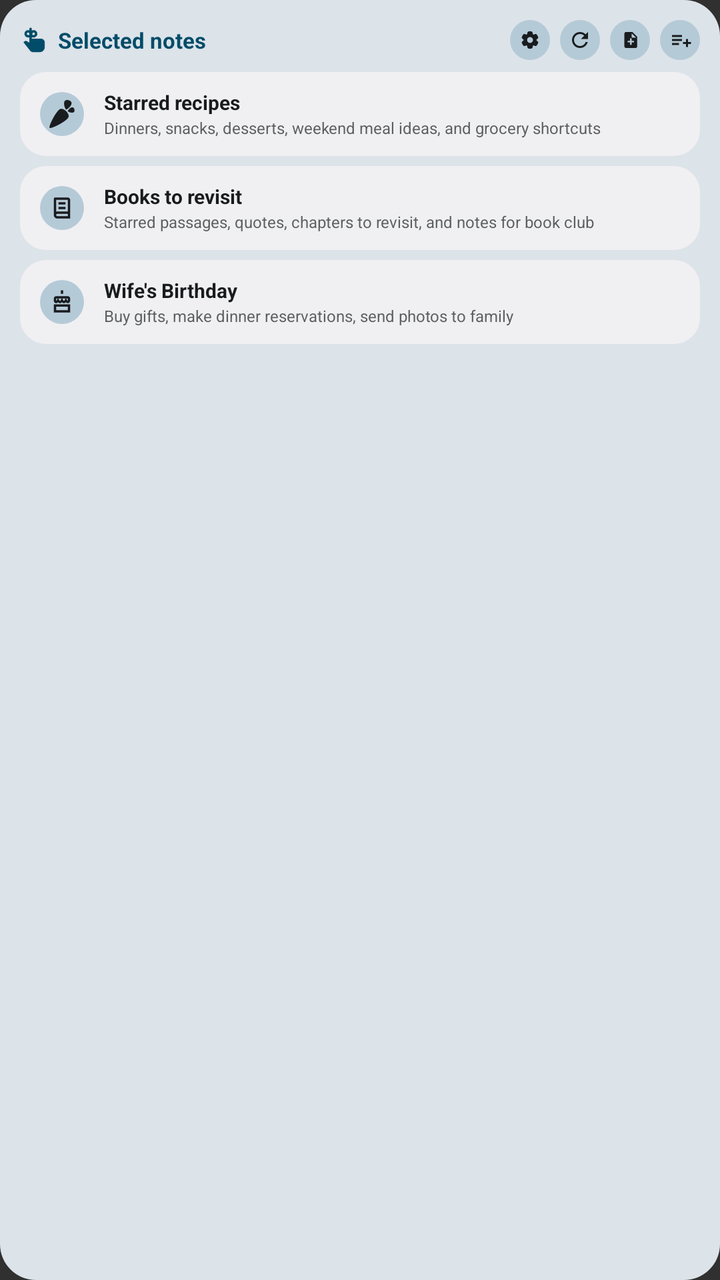
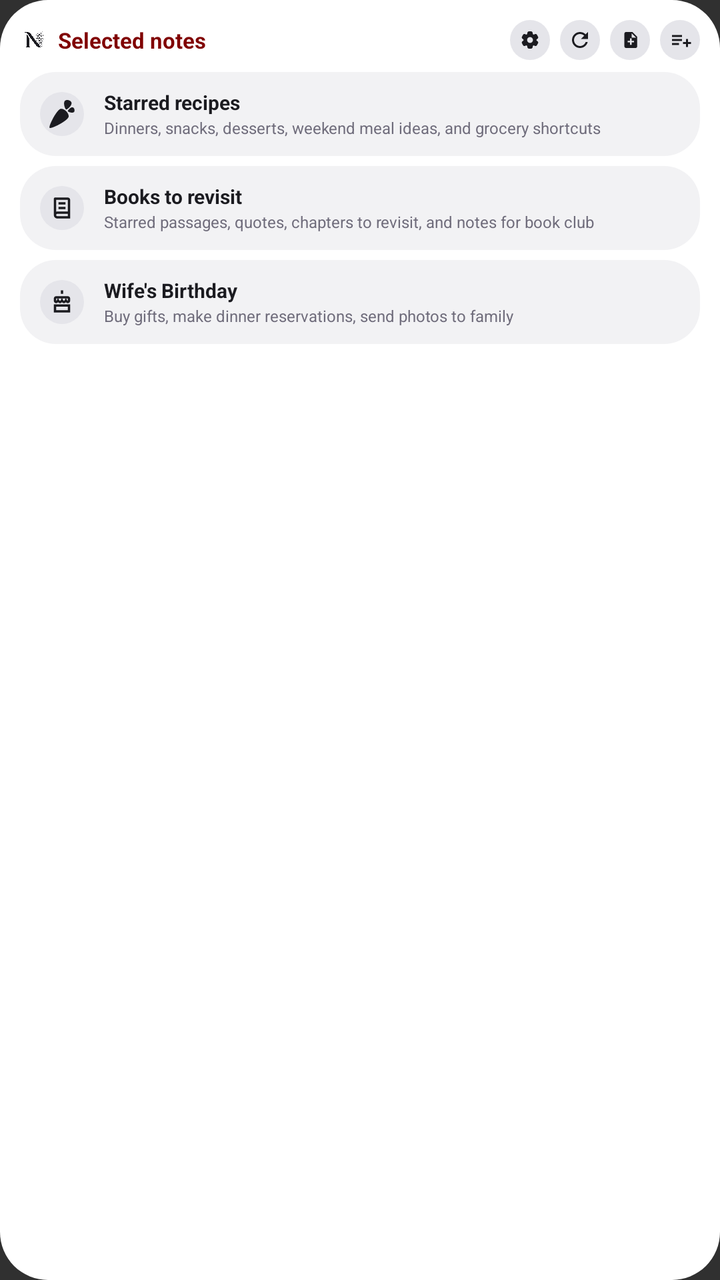

An Android layout rendered at two revisions. The XML below is the earlier revision; the diff shows what the commit changed to produce the second picture.
<!-- AndroidManifest.xml: application theme Theme.Notas -->
<!-- res/layout/widget_preview_selected.xml -->
<?xml version="1.0" encoding="utf-8"?>
<LinearLayout xmlns:android="http://schemas.android.com/apk/res/android"
    xmlns:tools="http://schemas.android.com/tools"
    android:layout_width="360dp"
    android:layout_height="180dp"
    android:background="@drawable/widget_preview_background"
    android:orientation="vertical"
    android:padding="10dp"
    tools:ignore="HardcodedText,SmallSp,UseAppTint">

    <LinearLayout
        android:layout_width="match_parent"
        android:layout_height="20dp"
        android:gravity="center_vertical"
        android:orientation="horizontal">

        <ImageView
            android:layout_width="14dp"
            android:layout_height="14dp"
            android:layout_marginEnd="5dp"
            android:contentDescription="@null"
            android:src="@drawable/ic_stat_remember"
            android:tint="@color/widget_preview_primary" />

        <TextView
            android:layout_width="0dp"
            android:layout_height="wrap_content"
            android:layout_weight="1"
            android:ellipsize="end"
            android:singleLine="true"
            android:text="@string/widget_selected_label"
            android:textColor="@color/widget_preview_primary"
            android:textSize="11sp"
            android:textStyle="bold" />

        <ImageView
            android:layout_width="20dp"
            android:layout_height="20dp"
            android:background="@drawable/widget_preview_small_action"
            android:contentDescription="@string/widget_configure_cd"
            android:padding="3.5dp"
            android:src="@drawable/ic_widget_settings"
            android:tint="@color/widget_preview_on_surface" />

        <ImageView
            android:layout_width="20dp"
            android:layout_height="20dp"
            android:layout_marginStart="5dp"
            android:background="@drawable/widget_preview_small_action"
            android:contentDescription="@string/widget_refresh_cd"
            android:padding="4dp"
            android:src="@drawable/ic_widget_refresh"
            android:tint="@color/widget_preview_on_surface" />

        <ImageView
            android:layout_width="20dp"
            android:layout_height="20dp"
            android:layout_marginStart="5dp"
            android:background="@drawable/widget_preview_small_action"
            android:contentDescription="@string/widget_create_new_note"
            android:padding="4dp"
            android:src="@drawable/ic_widget_note_add"
            android:tint="@color/widget_preview_on_surface" />

        <ImageView
            android:layout_width="20dp"
            android:layout_height="20dp"
            android:layout_marginStart="5dp"
            android:background="@drawable/widget_preview_small_action"
            android:contentDescription="@string/widget_create_new_list"
            android:padding="4dp"
            android:src="@drawable/ic_widget_list_add"
            android:tint="@color/widget_preview_on_surface" />
    </LinearLayout>

    <LinearLayout
        android:layout_width="match_parent"
        android:layout_height="42dp"
        android:layout_marginTop="6dp"
        android:background="@drawable/widget_preview_card"
        android:gravity="center_vertical"
        android:orientation="horizontal"
        android:paddingHorizontal="10dp">

        <ImageView
            android:layout_width="22dp"
            android:layout_height="22dp"
            android:background="@drawable/widget_preview_icon_circle"
            android:contentDescription="@null"
            android:padding="4dp"
            android:src="@drawable/ic_brand_instacart"
            android:tint="@color/widget_preview_on_surface" />

        <LinearLayout
            android:layout_width="0dp"
            android:layout_height="wrap_content"
            android:layout_marginStart="10dp"
            android:layout_weight="1"
            android:orientation="vertical">

            <TextView
                android:layout_width="match_parent"
                android:layout_height="14dp"
                android:ellipsize="end"
                android:singleLine="true"
                android:text="Starred recipes"
                android:textColor="@color/widget_preview_on_surface"
                android:textSize="10sp"
                android:textStyle="bold" />

            <TextView
                android:layout_width="match_parent"
                android:layout_height="11dp"
                android:ellipsize="end"
                android:singleLine="true"
                android:text="Dinners, snacks, desserts, weekend meal ideas, and grocery shortcuts"
                android:textColor="@color/widget_preview_muted"
                android:textSize="8sp" />
        </LinearLayout>

    </LinearLayout>

    <LinearLayout
        android:layout_width="match_parent"
        android:layout_height="42dp"
        android:layout_marginTop="5dp"
        android:background="@drawable/widget_preview_card"
        android:gravity="center_vertical"
        android:orientation="horizontal"
        android:paddingHorizontal="10dp">

        <ImageView
            android:layout_width="22dp"
            android:layout_height="22dp"
            android:background="@drawable/widget_preview_icon_circle"
            android:contentDescription="@null"
            android:padding="4dp"
            android:src="@drawable/ic_widget_preview_book"
            android:tint="@color/widget_preview_on_surface" />

        <LinearLayout
            android:layout_width="0dp"
            android:layout_height="wrap_content"
            android:layout_marginStart="10dp"
            android:layout_weight="1"
            android:orientation="vertical">

            <TextView
                android:layout_width="match_parent"
                android:layout_height="14dp"
                android:ellipsize="end"
                android:singleLine="true"
                android:text="Books to revisit"
                android:textColor="@color/widget_preview_on_surface"
                android:textSize="10sp"
                android:textStyle="bold" />

            <TextView
                android:layout_width="match_parent"
                android:layout_height="11dp"
                android:ellipsize="end"
                android:singleLine="true"
                android:text="Starred passages, quotes, chapters to revisit, and notes for book club"
                android:textColor="@color/widget_preview_muted"
                android:textSize="8sp" />
        </LinearLayout>

    </LinearLayout>

    <LinearLayout
        android:layout_width="match_parent"
        android:layout_height="42dp"
        android:layout_marginTop="5dp"
        android:background="@drawable/widget_preview_card"
        android:gravity="center_vertical"
        android:orientation="horizontal"
        android:paddingHorizontal="10dp">

        <ImageView
            android:layout_width="22dp"
            android:layout_height="22dp"
            android:background="@drawable/widget_preview_icon_circle"
            android:contentDescription="@null"
            android:padding="4dp"
            android:src="@drawable/ic_widget_preview_cake"
            android:tint="@color/widget_preview_on_surface" />

        <LinearLayout
            android:layout_width="0dp"
            android:layout_height="wrap_content"
            android:layout_marginStart="10dp"
            android:layout_weight="1"
            android:orientation="vertical">

            <TextView
                android:layout_width="match_parent"
                android:layout_height="14dp"
                android:ellipsize="end"
                android:singleLine="true"
                android:text="Wife's Birthday"
                android:textColor="@color/widget_preview_on_surface"
                android:textSize="10sp"
                android:textStyle="bold" />

            <TextView
                android:layout_width="match_parent"
                android:layout_height="11dp"
                android:ellipsize="end"
                android:singleLine="true"
                android:text="Buy gifts, make dinner reservations, send photos to family"
                android:textColor="@color/widget_preview_muted"
                android:textSize="8sp" />
        </LinearLayout>

    </LinearLayout>
</LinearLayout>
<!-- resources referenced by this layout -->
<resources>
  <color name="widget_preview_muted">@android:color/system_neutral1_600</color>
  <color name="widget_preview_on_surface">@android:color/system_neutral1_900</color>
  <color name="widget_preview_primary">@android:color/system_accent1_700</color>
  <!-- drawable ic_stat_remember: png bitmap (drawable-hdpi, 1160 bytes) -->
  <!-- drawable ic_widget_list_add (drawable) -->
  <vector xmlns:android="http://schemas.android.com/apk/res/android"
      android:width="24dp"
      android:height="24dp"
      android:viewportWidth="24"
      android:viewportHeight="24"
      android:tint="?android:attr/colorForeground">
      <path
          android:fillColor="@android:color/white"
          android:pathData="M4,7h10v2H4V7zM4,11h10v2H4v-2zM4,15h7v2H4v-2zM18,11h2v3h3v2h-3v3h-2v-3h-3v-2h3v-3z" />
  </vector>
  <!-- drawable ic_widget_preview_book (drawable) -->
  <?xml version="1.0" encoding="utf-8"?>
  <vector xmlns:android="http://schemas.android.com/apk/res/android"
      android:width="24dp"
      android:height="24dp"
      android:viewportWidth="24"
      android:viewportHeight="24">
      <path
          android:fillColor="#FF000000"
          android:pathData="M6,3H17C18.1,3 19,3.9 19,5V21H8C6.34,21 5,19.66 5,18V4C5,3.45 5.45,3 6,3ZM7,5V15.17C7.31,15.06 7.65,15 8,15H17V5H7ZM8,17C7.45,17 7,17.45 7,18C7,18.55 7.45,19 8,19H17V17H8ZM9,7H15V9H9V7ZM9,11H15V13H9V11Z" />
  </vector>
  <!-- drawable ic_widget_refresh (drawable) -->
  <vector xmlns:android="http://schemas.android.com/apk/res/android"
      android:width="24dp"
      android:height="24dp"
      android:viewportWidth="24"
      android:viewportHeight="24"
      android:tint="?android:attr/colorForeground">
      <path
          android:fillColor="@android:color/white"
          android:pathData="M17.65,6.35C16.2,4.9 14.21,4 12,4c-4.42,0 -7.99,3.58 -7.99,8s3.57,8 7.99,8c3.73,0 6.84,-2.55 7.73,-6h-2.08c-0.82,2.33 -3.04,4 -5.65,4c-3.31,0 -6,-2.69 -6,-6s2.69,-6 6,-6c1.66,0 3.14,0.69 4.22,1.78L13,11h7V4l-2.35,2.35z" />
  </vector>
  <!-- drawable widget_preview_background (drawable) -->
  <shape xmlns:android="http://schemas.android.com/apk/res/android">
      <solid android:color="@color/widget_preview_surface" />
      <corners android:radius="18dp" />
  </shape>
  <!-- drawable widget_preview_card (drawable) -->
  <shape xmlns:android="http://schemas.android.com/apk/res/android">
      <solid android:color="@color/widget_preview_bg" />
      <corners android:radius="13dp" />
  </shape>
  <!-- drawable widget_preview_icon_circle (drawable) -->
  <shape xmlns:android="http://schemas.android.com/apk/res/android"
      android:shape="oval">
      <solid android:color="@color/widget_preview_action" />
  </shape>
  <!-- drawable widget_preview_small_action (drawable) -->
  <shape xmlns:android="http://schemas.android.com/apk/res/android">
      <solid android:color="@color/widget_preview_action" />
      <corners android:radius="14dp" />
  </shape>
  <string name="widget_configure_cd">Configure widget</string>
  <string name="widget_create_new_list">Create new list</string>
  <string name="widget_create_new_note">Create new note</string>
  <string name="widget_refresh_cd">Refresh widget</string>
  <string name="widget_selected_label">Selected notes</string>
  <style name="Theme.Notas" parent="android:Theme.Material.NoActionBar">
          <item name="android:forceDarkAllowed">false</item>
      </style>
  <color name="widget_preview_surface">@android:color/system_neutral2_100</color>
  <color name="widget_preview_bg">@android:color/system_neutral1_50</color>
  <color name="widget_preview_action">@android:color/system_accent2_200</color>
  <!-- unchanged entries left out for length: 4 -->
</resources>

<!-- the commit's change to res/layout/widget_preview_selected.xml (unified diff, before → after) -->
@@ -19,8 +19,8 @@
             android:layout_height="14dp"
             android:layout_marginEnd="5dp"
             android:contentDescription="@null"
-            android:src="@drawable/ic_stat_remember"
-            android:tint="@color/widget_preview_primary" />
+            android:src="@drawable/ic_logo_white"
+            android:tint="@color/widget_preview_on_surface" />
 
         <TextView
             android:layout_width="0dp"
<!-- resource entries referenced after the edit -->
@@ -1,9 +1,9 @@
 <!-- resources referenced by this layout -->
 <resources>
-  <color name="widget_preview_muted">@android:color/system_neutral1_600</color>
-  <color name="widget_preview_on_surface">@android:color/system_neutral1_900</color>
-  <color name="widget_preview_primary">@android:color/system_accent1_700</color>
-  <!-- drawable ic_stat_remember: png bitmap (drawable-hdpi, 1160 bytes) -->
+  <color name="widget_preview_muted">#6F6C7B</color>
+  <color name="widget_preview_on_surface">#1B1B20</color>
+  <color name="widget_preview_primary">#800000</color>
+  <!-- drawable ic_logo_white: png bitmap (drawable-nodpi, 44243 bytes) -->
   <!-- drawable ic_widget_list_add (drawable) -->
   <vector xmlns:android="http://schemas.android.com/apk/res/android"
       android:width="24dp"
@@ -39,13 +39,13 @@
   </vector>
   <!-- drawable widget_preview_background (drawable) -->
   <shape xmlns:android="http://schemas.android.com/apk/res/android">
-      <solid android:color="@color/widget_preview_surface" />
-      <corners android:radius="18dp" />
+      <solid android:color="@color/widget_preview_bg" />
+      <corners android:radius="24dp" />
   </shape>
   <!-- drawable widget_preview_card (drawable) -->
   <shape xmlns:android="http://schemas.android.com/apk/res/android">
-      <solid android:color="@color/widget_preview_bg" />
-      <corners android:radius="13dp" />
+      <solid android:color="@color/widget_preview_surface" />
+      <corners android:radius="18dp" />
   </shape>
   <!-- drawable widget_preview_icon_circle (drawable) -->
   <shape xmlns:android="http://schemas.android.com/apk/res/android"
@@ -65,9 +65,9 @@
   <style name="Theme.Notas" parent="android:Theme.Material.NoActionBar">
           <item name="android:forceDarkAllowed">false</item>
       </style>
-  <color name="widget_preview_surface">@android:color/system_neutral2_100</color>
-  <color name="widget_preview_bg">@android:color/system_neutral1_50</color>
-  <color name="widget_preview_action">@android:color/system_accent2_200</color>
+  <color name="widget_preview_surface">#F2F2F4</color>
+  <color name="widget_preview_bg">#FFFFFF</color>
+  <color name="widget_preview_action">#E5E5EA</color>
   <!-- unchanged entries left out for length: 4 -->
 </resources>
 
